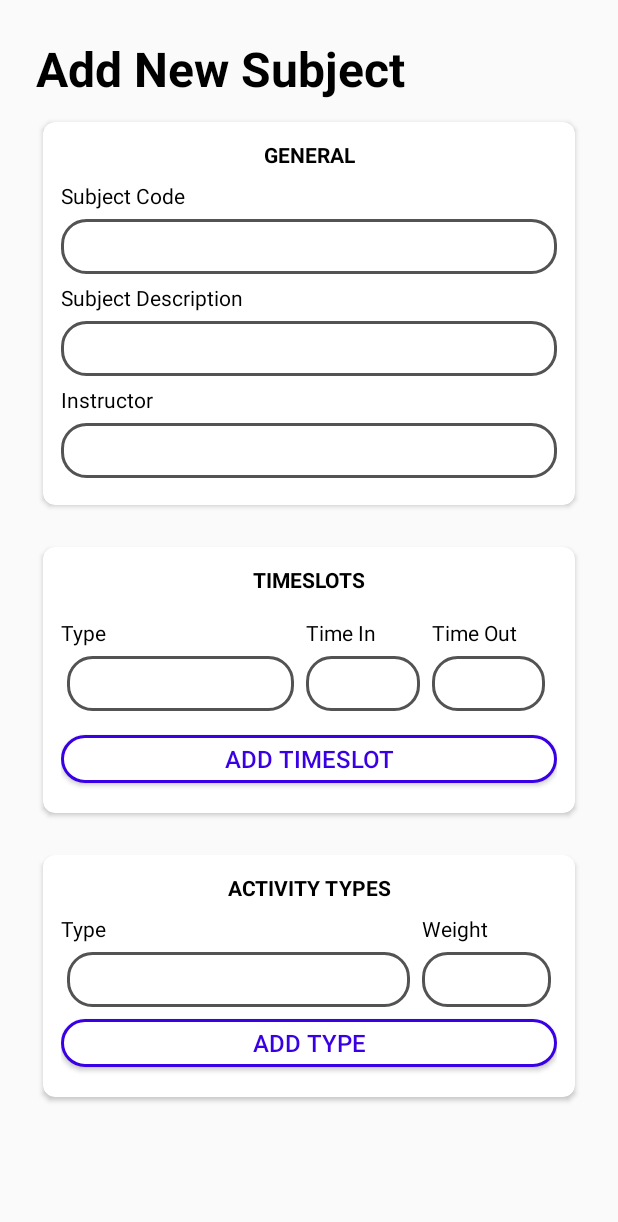
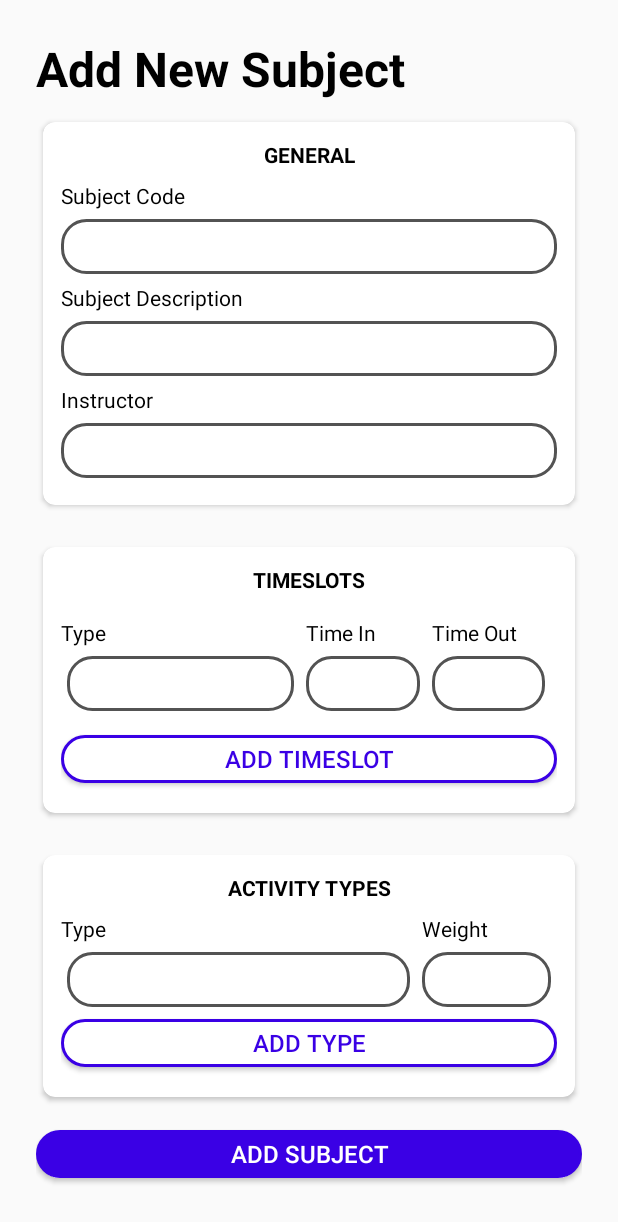
Before and after one commit to jewican/EduGrade, an Android app: the layout fragment_add_subject.xml on its own in the app's theme, with its tools: preview values and no code run, on a phone screen of 412 x 824 dp. Shown: the top 1222 px of the screen. Run offline under Robolectric (Android 15) with nearby library versions, the phone set to English and light mode, and no system bars.

Commit message:
added add subject button

```diff
--- a/app/src/main/java/com/android/edugrade/fragments/HomeFragment.kt
+++ b/app/src/main/java/com/android/edugrade/fragments/HomeFragment.kt
@@ -9,6 +9,8 @@ import android.view.ViewGroup
 import androidx.recyclerview.widget.LinearLayoutManager
 import com.android.edugrade.R
 import com.android.edugrade.databinding.FragmentHomeBinding
+import com.android.edugrade.models.AssessmentType
+import com.android.edugrade.models.Subject
 import com.android.edugrade.util.SubjectBreakdownAdapter
 import dagger.hilt.android.AndroidEntryPoint
 import javax.inject.Inject
@@ -16,7 +18,8 @@ import javax.inject.Inject
 @AndroidEntryPoint
 class HomeFragment : Fragment(R.layout.fragment_home) {
     private lateinit var binding: FragmentHomeBinding
-    @Inject lateinit var subjectStorage: SubjectStorage
+    @Inject
+    lateinit var subjectStorage: SubjectStorage
 
     override fun onCreateView(
         inflater: LayoutInflater, container: ViewGroup?,
--- a/app/src/main/res/layout/fragment_add_subject.xml
+++ b/app/src/main/res/layout/fragment_add_subject.xml
@@ -17,11 +17,26 @@
             android:textStyle="bold"
             android:textSize="32sp"/>
 
-        <include layout="@layout/add_subject_general_card"/>
+        <include
+            android:id="@+id/generalCard"
+            layout="@layout/add_subject_general_card"/>
 
-        <include layout="@layout/add_subject_timeslots_card"/>
+        <include android:id="@+id/timeslotsCard"
+            layout="@layout/add_subject_timeslots_card"/>
 
-        <include layout="@layout/add_subject_activity_types_card"/>
+        <include android:id="@+id/activityTypesCard"
+            layout="@layout/add_subject_activity_types_card"/>
+
+        <Button
+            android:id="@+id/addSubjectButton"
+            android:layout_width="match_parent"
+            android:layout_height="32dp"
+            android:layout_marginVertical="8dp"
+            android:background="@drawable/primary_button_filled"
+            android:text="ADD SUBJECT"
+            android:textColor="@color/white"
+            android:textSize="16sp"
+            android:paddingHorizontal="48dp" />
 
     </LinearLayout>
 
```
